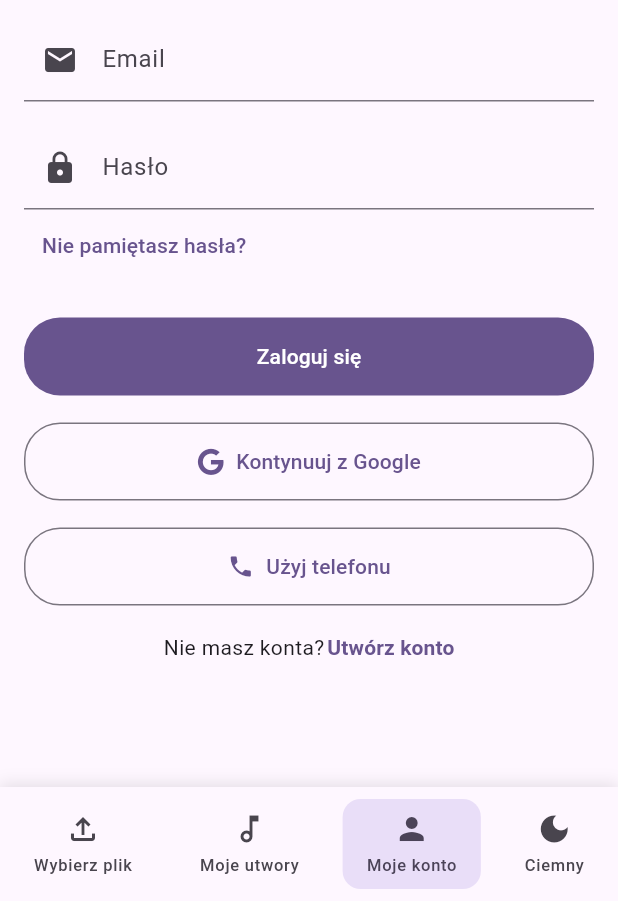
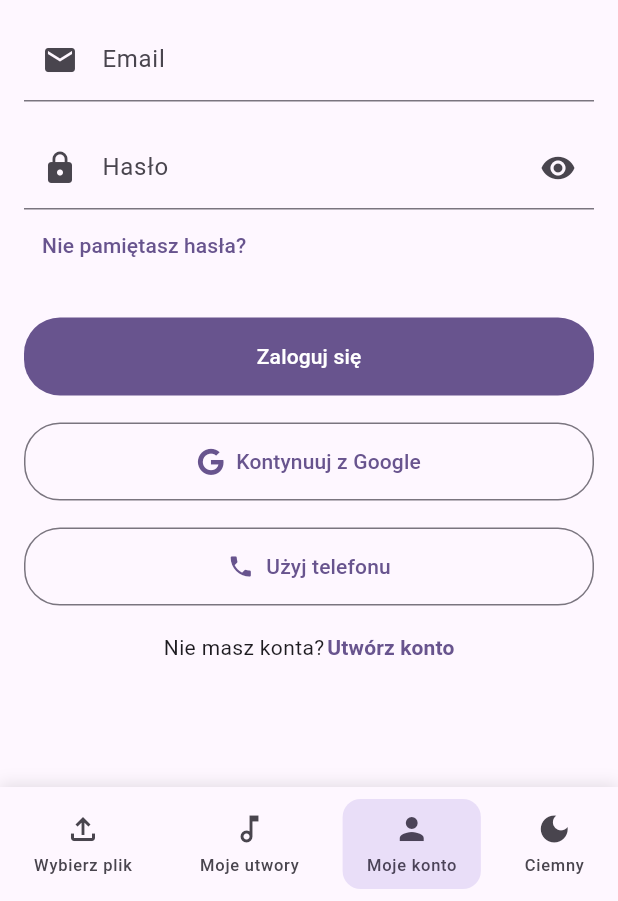
Before and after one commit to FastScore-uni/FastScore_frontend, a Flutter app: the AuthPage screen opened by its route, on a phone screen of 412 x 824 dp, the part 335-1236 px from its top. Run offline on Flutter 3.47's test engine with Material 3 defaults, Android fonts, the phone set to English and light mode, and no system bars; our stand-ins replace audio_video_progress_bar, audioplayers, cloud_firestore, firebase_auth, firebase_core, firebase_storage and 3 more; missing offline and left inert: flutter_dropzone, flutter_inappwebview, record; accounts and stored records are empty.

Commit message:
refactor: update sign up and login form with new password field

```diff
--- /dev/null
+++ b/lib/widgets/auth_password_field.dart
@@ -0,0 +1,56 @@
+import 'package:flutter/material.dart';
+
+class AuthPasswordField extends StatefulWidget {
+  final TextEditingController controller;
+  final String label;
+  final IconData? icon;
+  final String? Function(String?)? validator;
+
+  const AuthPasswordField({
+    super.key,
+    required this.controller,
+    required this.label,
+    this.validator,
+    required this.icon,
+  });
+
+  @override
+  State<AuthPasswordField> createState() => _AuthPasswordFieldState();
+}
+
+class _AuthPasswordFieldState extends State<AuthPasswordField> {
+  bool _isPasswordVisible = false;
+
+  void _toggleVisibility() {
+    setState(() {
+      _isPasswordVisible = !_isPasswordVisible;
+    });
+  }
+
+  @override
+  Widget build(BuildContext context) {
+    final double screenWidth = MediaQuery.of(context).size.width;
+    const double maxWebWidth = 400.0;
+    final double finalWidth = screenWidth > maxWebWidth ? maxWebWidth : screenWidth;
+
+    return SizedBox(
+      width: finalWidth,
+      child: TextFormField(
+        controller: widget.controller,
+        decoration: InputDecoration(
+          labelText: widget.label,
+          prefixIcon: widget.icon != null ? Icon(widget.icon) : null,
+          suffixIcon: IconButton(
+            icon: Icon(
+              _isPasswordVisible ? Icons.visibility_off : Icons.visibility,
+            ),
+            onPressed: _toggleVisibility,
+          ),
+        ),
+        obscureText: !_isPasswordVisible,
+        validator: widget.validator,
+        keyboardType: TextInputType.visiblePassword,
+      ),
+    );
+  }
+}
--- a/lib/widgets/email_login_form.dart
+++ b/lib/widgets/email_login_form.dart
@@ -1,3 +1,4 @@
+import 'package:fastscore_frontend/widgets/auth_password_field.dart';
 import 'package:fastscore_frontend/widgets/auth_primary_button.dart';
 import 'package:fastscore_frontend/widgets/auth_text_field.dart';
 import 'package:flutter/material.dart';
@@ -51,13 +52,11 @@ class _EmailLoginState extends State<EmailLoginForm>{
 
           const SizedBox(height: 16),
 
-          AuthTextField(
-            controller: _passwordController,
-            label: 'Hasło',
-            icon: Icons.lock,
-            keyboardType: TextInputType.visiblePassword,
-            obscureText: true,
-            validator: Validators.password,
+          AuthPasswordField(
+              controller: _passwordController,
+              label: 'Hasło',
+              icon: Icons.lock,
+              validator: Validators.password,
           ),
 
           SizedBox(
```
Also changed, not shown: lib/pages/auth_page.dart (+6 -1 lines), lib/widgets/email_sign_up_form.dart (+4 -6 lines).
